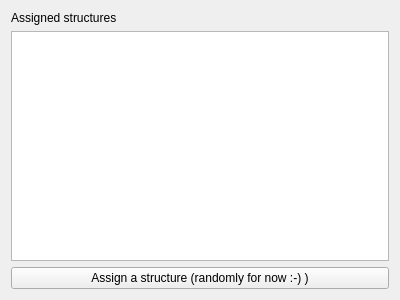
Above: qgepplugin/interlis/plugin/editwidgets/examination.ui from QGEP/qgepplugin before the change. Below: the same form after it.
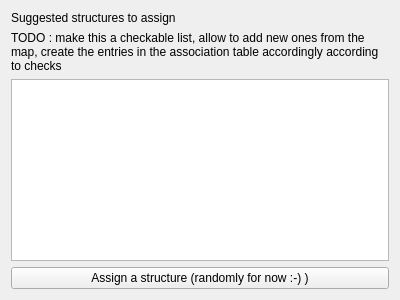
That is the form after the change.

Commit message: gui now displays suggested associations based on identifiers

Diff of the .ui file:
```diff
--- a/qgepplugin/interlis/plugin/editwidgets/examination.ui
+++ b/qgepplugin/interlis/plugin/editwidgets/examination.ui
@@ -17,7 +17,17 @@
    <item>
     <widget class="QLabel" name="label">
      <property name="text">
-      <string>Assigned structures</string>
+      <string>Suggested structures to assign</string>
+     </property>
+    </widget>
+   </item>
+   <item>
+    <widget class="QLabel" name="label_2">
+     <property name="text">
+      <string>TODO : make this a checkable list, allow to add new ones from the map, create the entries in the association table accordingly according to checks</string>
+     </property>
+     <property name="wordWrap">
+      <bool>true</bool>
      </property>
     </widget>
    </item>
```
The commit also changes 1 other file.
